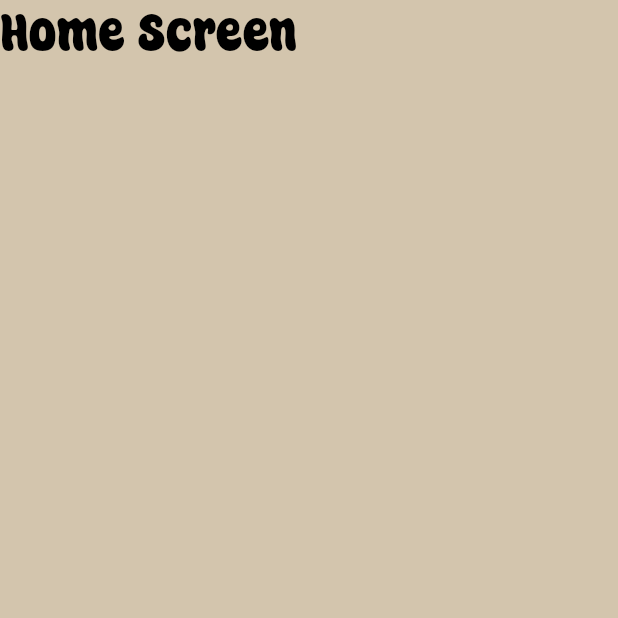
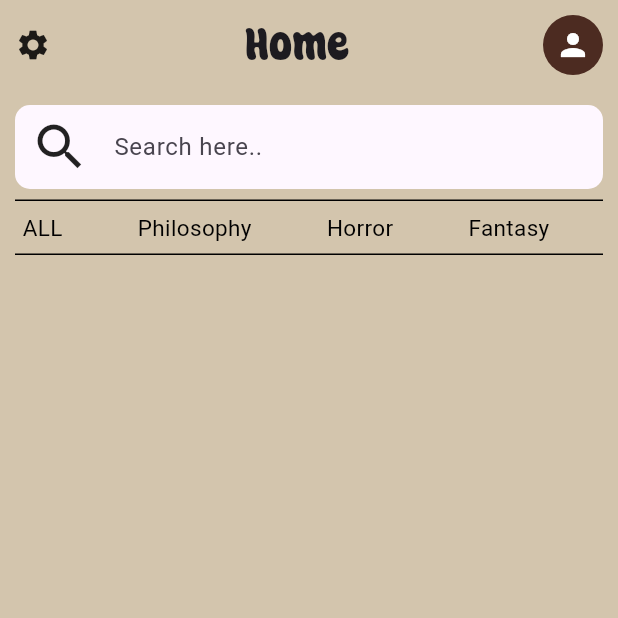
Before and after one commit to BookBro/BookBroo, a Flutter app: the HomeScreen screen opened directly, on a phone screen of 412 x 824 dp, the top half of it. Run offline on Flutter 3.47's test engine with Material 3 defaults, Android fonts, the phone set to English and light mode, and no system bars; Roboto replaces fonts that are missing (JAi).

Commit message:
Homescreen onefourth work is done

```diff
--- /dev/null
+++ b/lib/src/features/authentication/screen/Home Screen/CategoryBar.dart
@@ -0,0 +1,87 @@
+import 'package:flutter/cupertino.dart';
+import 'package:flutter/material.dart';
+
+class CategoryBar extends StatelessWidget {
+  const CategoryBar({super.key});
+
+  @override
+  Widget build(BuildContext context) {
+    return SingleChildScrollView(
+      scrollDirection: Axis.horizontal,
+      child: Row(
+        children: [
+          Padding(
+            padding: const EdgeInsets.only(right: 10),
+            child: InkWell(
+              onTap: () {},
+              child: Container(
+                padding: const EdgeInsets.symmetric(
+                  horizontal: 5,
+                ),
+                child: const Row(
+                  children: [
+                    Text(
+                      "ALL",
+                      style: TextStyle(
+                        color: Colors.black,
+                        fontFamily: 'JAi',
+                        fontSize: 15,
+                      ),
+                    ),
+                    SizedBox(
+                      width: 50,
+                    ),
+                    Text(
+                      "Philosophy",
+                      style: TextStyle(
+                        color: Colors.black,
+                        fontFamily: 'JAi',
+                        fontSize: 15,
+                      ),
+                    ),
+                    SizedBox(
+                      width: 50,
+                    ),
+                    Text(
+                      "Horror",
+                      style: TextStyle(
+                        color: Colors.black,
+                        fontFamily: 'JAi',
+                        fontSize: 15,
+                      ),
+                    ),
+                    SizedBox(
+                      width: 50,
+                    ),
+                    Text(
+                      "Fantasy",
+                      style: TextStyle(
+                        color: Colors.black,
+                        fontFamily: 'JAi',
+                        fontSize: 15,
+                      ),
+                    ),
+                    SizedBox(
+                      width: 50,
+                    ),
+                    Text(
+                      "Drama",
+                      style: TextStyle(
+                        color: Colors.black,
+                        fontFamily: 'JAi',
+                        fontSize: 15,
+                      ),
+                    ),
+                    SizedBox(
+                      width: 50,
+                    ),
+                  ],
+                ),
+              ),
+            ),
+          ),
+        ],
+      ),
+    );
+  }
+}
--- /dev/null
+++ b/lib/src/features/authentication/screen/Home Screen/HomeAppBar.dart
@@ -0,0 +1,32 @@
+import 'package:flutter/cupertino.dart';
+import 'package:flutter/material.dart';
+
+class HomeAppBar extends StatelessWidget {
+  const HomeAppBar({super.key});
+
+  @override
+  Widget build(BuildContext context) {
+    return const Row(
+      crossAxisAlignment: CrossAxisAlignment.center,
+      mainAxisAlignment: MainAxisAlignment.spaceBetween,
+      children: [
+        Icon(Icons.settings),
+        Text(
+          "Home",
+          style: TextStyle(
+            fontFamily: 'SuperOcean',
+            fontSize: 25,
+          ),
+        ),
+        CircleAvatar(
+          backgroundColor: Color(0xFF4c2b21),
+          radius: 20,
+          child: Icon(
+            Icons.person,
+            color: Colors.white,
+          ),
+        ),
+      ],
+    );
+  }
+}
--- /dev/null
+++ b/lib/src/features/authentication/screen/Home Screen/SearchBar.dart
@@ -0,0 +1,34 @@
+import 'package:flutter/cupertino.dart';
+import 'package:flutter/material.dart';
+
+class HomeSearchBar extends StatelessWidget {
+  const HomeSearchBar({super.key});
+
+  @override
+  Widget build(BuildContext context) {
+    return Container(
+      decoration: BoxDecoration(
+          borderRadius: BorderRadius.circular(10),
+          color: Theme.of(context).colorScheme.background),
+      child: Row(
+        children: [
+          SizedBox(
+            width: 10,
+          ),
+          Icon(
+            Icons.search,
+            size: 40,
+          ),
+          Expanded(
+            child: TextFormField(
+              decoration: InputDecoration(
+                hintText: "Search here..",
+                border: OutlineInputBorder(borderSide: BorderSide.none),
+              ),
+            ),
+          ),
+        ],
+      ),
+    );
+  }
+}
--- a/lib/src/features/authentication/screen/Home Screen/home_screen.dart
+++ b/lib/src/features/authentication/screen/Home Screen/home_screen.dart
@@ -1,18 +1,47 @@
+import 'package:bookbroo/src/constants/size.dart';
+import 'package:bookbroo/src/features/authentication/screen/Home%20Screen/HomeAppBar.dart';
+import 'package:flutter/cupertino.dart';
 import 'package:flutter/material.dart';
+import 'package:flutter/material.dart';
+import 'package:flutter/material.dart';
+import 'package:flutter/widgets.dart';
+
+import '../../../../utils/LineBarforCategoryBar.dart';
+import 'CategoryBar.dart';
+import 'SearchBar.dart';
 
 class HomeScreen extends StatelessWidget {
   const HomeScreen({Key? key}) : super(key: key);
 
   @override
   Widget build(BuildContext context) {
-    return SafeArea(
+    return const SafeArea(
       child: Scaffold(
-        body: Text(
-          "Home Screen",
-          style: TextStyle(
-            color: Colors.black,
-            fontFamily: 'SuperOcean',
-            fontSize: 30,
+        body: Padding(
+          padding: EdgeInsets.all(10.0),
+          child: Column(
+            children: [
+              Expanded(
+                child: Row(
+                  children: [
+                    Expanded(
+                      child: Column(
+                        children: [
+                          HomeAppBar(),
+                          SizedBox(
+                            height: 20,
+                          ),
+                          HomeSearchBar(),
+                          LineBarforCategoryBar(),
+                          CategoryBar(),
+                          LineBarforCategoryBar(),
+                        ],
+                      ),
+                    ),
+                  ],
+                ),
+              ),
+            ],
           ),
         ),
       ),
--- /dev/null
+++ b/lib/src/utils/LineBarforCategoryBar.dart
@@ -0,0 +1,17 @@
+import 'package:flutter/cupertino.dart';
+import 'package:flutter/material.dart';
+
+class LineBarforCategoryBar extends StatelessWidget {
+  const LineBarforCategoryBar({super.key});
+
+  @override
+  Widget build(BuildContext context) {
+    return const SizedBox(
+      height: 15.0,
+      width: 500.0,
+      child: Divider(
+        color: Colors.black,
+      ),
+    );
+  }
+}
```
